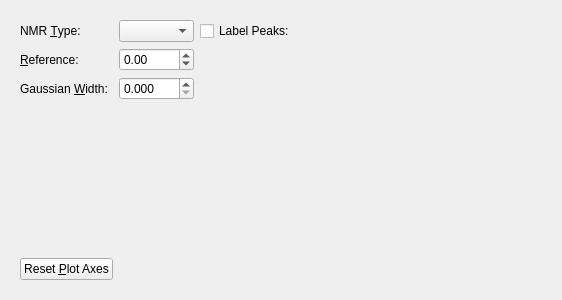
Old version of the form libavogadro/src/extensions/spectratabnmr.ui in the repository cryos/avogadro.
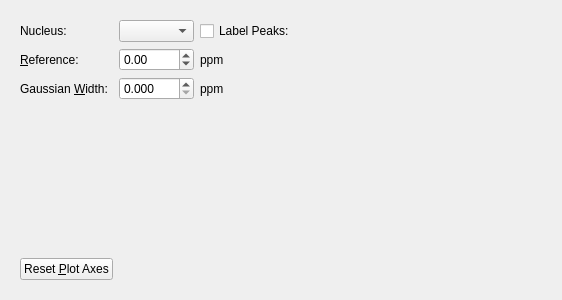
New version of the form.

Diff of the .ui file:
```diff
--- a/libavogadro/src/extensions/spectratabnmr.ui
+++ b/libavogadro/src/extensions/spectratabnmr.ui
@@ -20,7 +20,7 @@
       <item row="0" column="0">
        <widget class="QLabel" name="label_15">
         <property name="text">
-         <string>NMR &amp;Type:</string>
+         <string>Nucleus:</string>
         </property>
         <property name="buddy">
          <cstring>combo_type</cstring>
@@ -119,6 +119,20 @@
         </property>
        </spacer>
       </item>
+      <item row="1" column="2">
+       <widget class="QLabel" name="label">
+        <property name="text">
+         <string>ppm</string>
+        </property>
+       </widget>
+      </item>
+      <item row="2" column="2">
+       <widget class="QLabel" name="label_2">
+        <property name="text">
+         <string>ppm</string>
+        </property>
+       </widget>
+      </item>
      </layout>
     </widget>
    </item>
```
